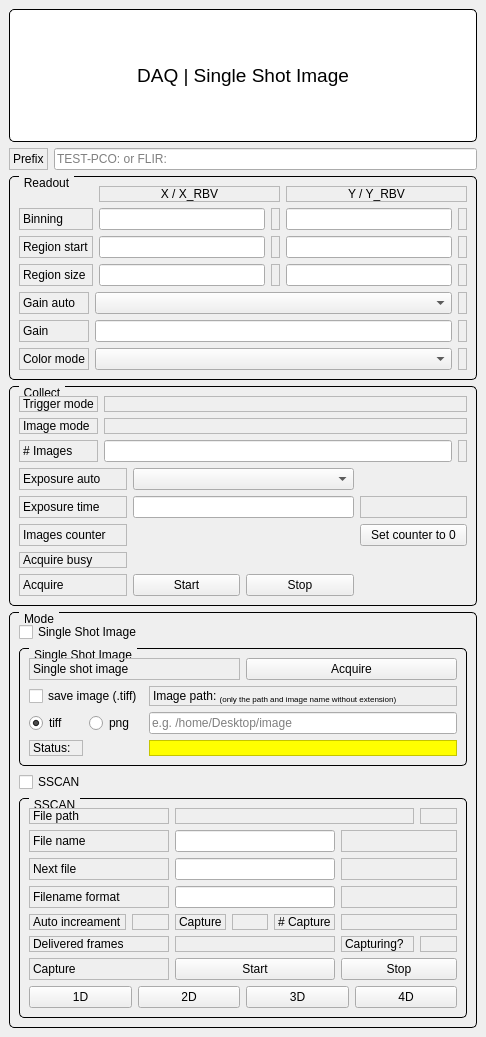
First picture: the form in BEATS_DAQ_Control_Monitor/singleshot.ui, repository SESAME-Synchrotron/BEATS_Dashboard, before the edit.
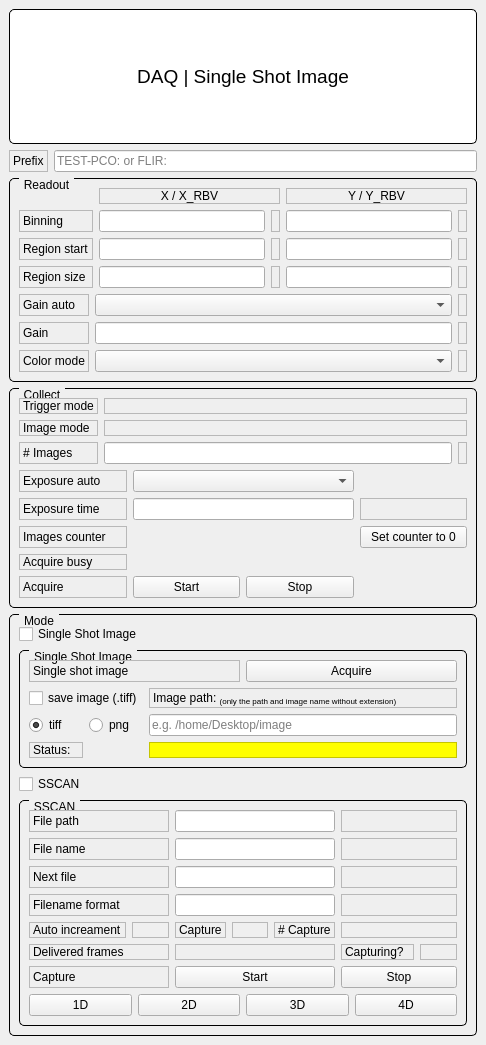
Second picture: the form after the edit. Custom widgets are drawn as their Qt base class.

```diff
--- a/BEATS_DAQ_Control_Monitor/singleshot.ui
+++ b/BEATS_DAQ_Control_Monitor/singleshot.ui
@@ -7,7 +7,7 @@
     <x>0</x>
     <y>0</y>
     <width>486</width>
-    <height>1037</height>
+    <height>1045</height>
    </rect>
   </property>
   <property name="focusPolicy">
@@ -853,7 +853,7 @@
          <layout class="QGridLayout" name="gridLayout_10">
           <item row="1" column="0">
            <layout class="QGridLayout" name="sscanDimLayout">
-            <item row="0" column="2">
+            <item row="0" column="3">
              <widget class="QPushButton" name="threeD">
               <property name="cursor">
                <cursorShape>PointingHandCursor</cursorShape>
@@ -863,6 +863,16 @@
               </property>
              </widget>
             </item>
+            <item row="0" column="2">
+             <widget class="QPushButton" name="twoD">
+              <property name="cursor">
+               <cursorShape>PointingHandCursor</cursorShape>
+              </property>
+              <property name="text">
+               <string>2D</string>
+              </property>
+             </widget>
+            </item>
             <item row="0" column="0">
              <widget class="QPushButton" name="oneD">
               <property name="cursor">
@@ -873,17 +883,7 @@
               </property>
              </widget>
             </item>
-            <item row="0" column="1">
-             <widget class="QPushButton" name="twoD">
-              <property name="cursor">
-               <cursorShape>PointingHandCursor</cursorShape>
-              </property>
-              <property name="text">
-               <string>2D</string>
-              </property>
-             </widget>
-            </item>
-            <item row="0" column="3">
+            <item row="0" column="4">
              <widget class="QPushButton" name="FourD">
               <property name="cursor">
                <cursorShape>PointingHandCursor</cursorShape>
@@ -1191,22 +1191,6 @@
               </property>
              </widget>
             </item>
-            <item row="0" column="2" colspan="5">
-             <widget class="QELabel" name="filePathRBV">
-              <property name="cursor">
-               <cursorShape>IBeamCursor</cursorShape>
-              </property>
-              <property name="frameShape">
-               <enum>QFrame::StyledPanel</enum>
-              </property>
-              <property name="variable" stdset="0">
-               <string>$(P)FilePath_RBV</string>
-              </property>
-              <property name="variableSubstitutions" stdset="0">
-               <string>P=FLIR5:HDF1:</string>
-              </property>
-             </widget>
-            </item>
             <item row="4" column="1">
              <widget class="QELabel" name="autoIncreamentRBV">
               <property name="cursor">
@@ -1236,7 +1220,20 @@
               </property>
              </widget>
             </item>
-            <item row="0" column="7">
+            <item row="0" column="2" colspan="3">
+             <widget class="QELineEdit" name="filePathVal">
+              <property name="alignment">
+               <set>Qt::AlignCenter</set>
+              </property>
+              <property name="variable" stdset="0">
+               <string>$(P)FilePath_RBV</string>
+              </property>
+              <property name="variableSubstitutions" stdset="0">
+               <string>P=FLIR5:HDF1:</string>
+              </property>
+             </widget>
+            </item>
+            <item row="0" column="5" colspan="3">
              <widget class="QELabel" name="fileExists">
               <property name="cursor">
                <cursorShape>IBeamCursor</cursorShape>
```
Left out of the diff: 6 changed lines with no effect on the pictures.
